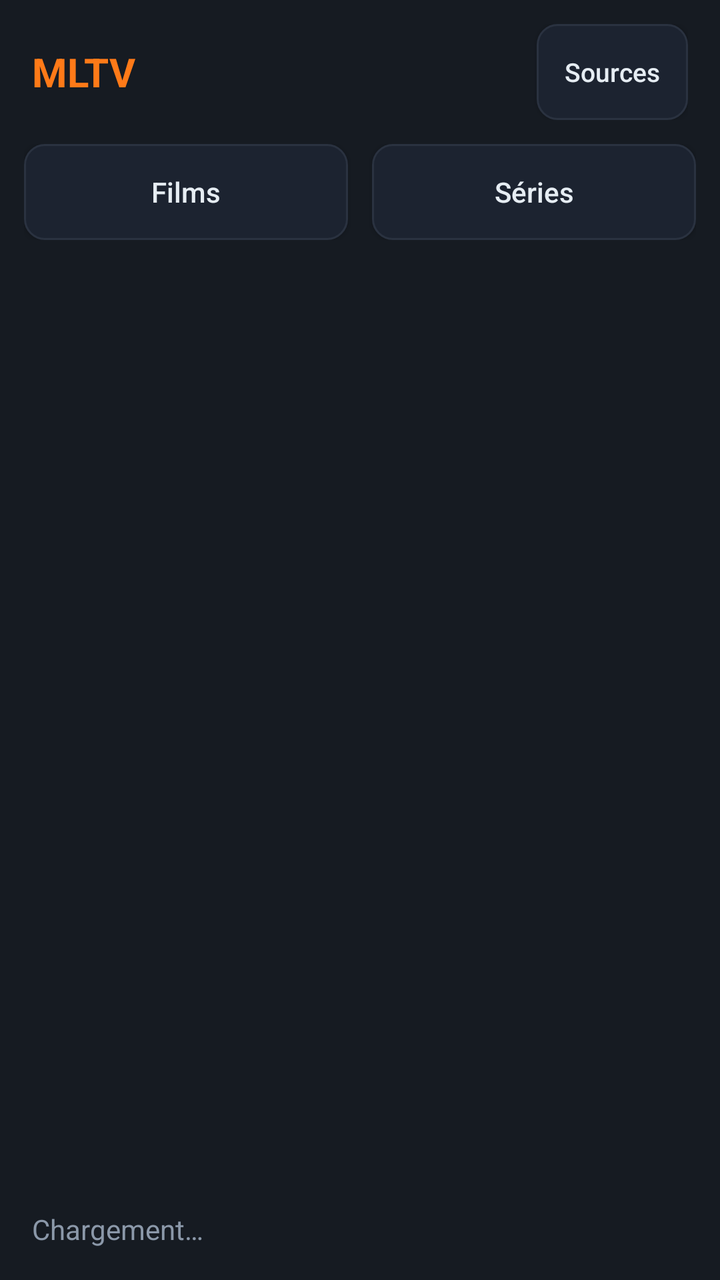
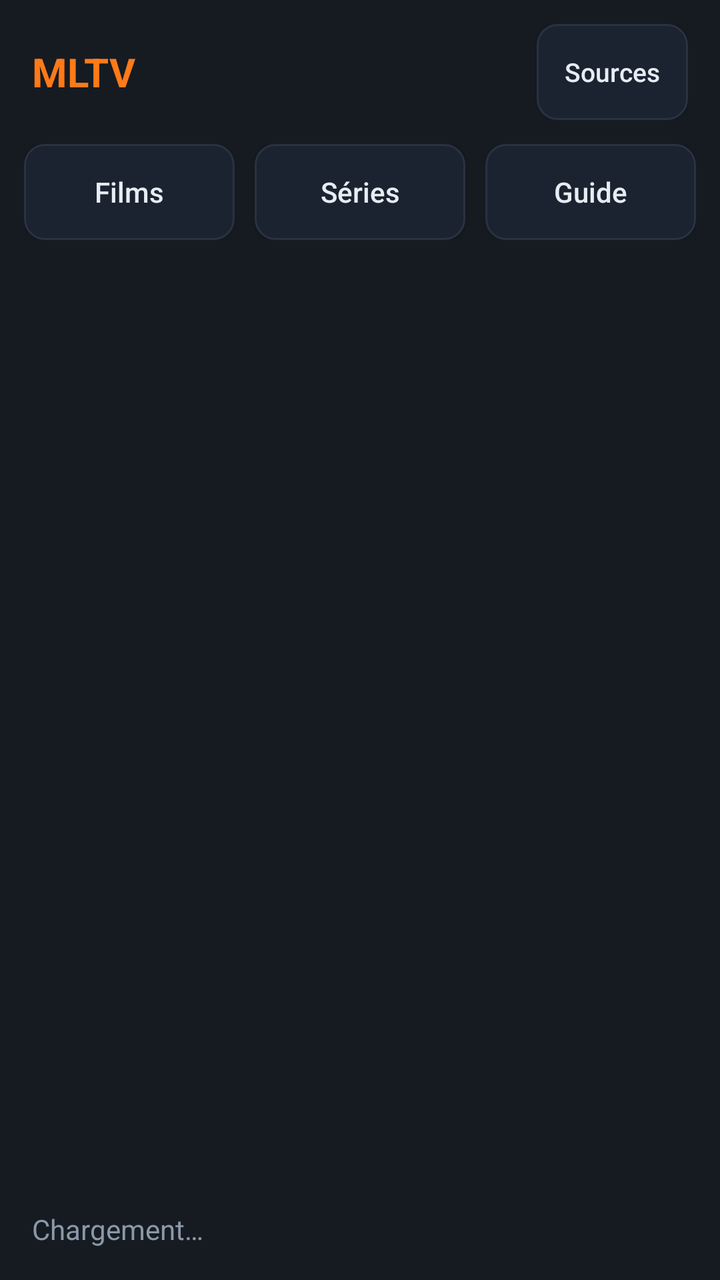

An Android layout rendered at two revisions. The XML below is the earlier revision; the diff shows what the commit changed to produce the second picture.
<!-- AndroidManifest.xml: application theme Theme.MLTV -->
<!-- res/layout/activity_main.xml -->
<?xml version="1.0" encoding="utf-8"?>
<LinearLayout xmlns:android="http://schemas.android.com/apk/res/android"
    android:layout_width="match_parent"
    android:layout_height="match_parent"
    android:orientation="horizontal"
    android:background="@color/bg">

    
    <LinearLayout
        android:layout_width="360dp"
        android:layout_height="match_parent"
        android:orientation="vertical"
        android:background="@color/panel">

        <LinearLayout
            android:layout_width="match_parent"
            android:layout_height="wrap_content"
            android:orientation="horizontal"
            android:gravity="center_vertical"
            android:paddingHorizontal="16dp"
            android:paddingVertical="12dp">

            <TextView
                android:layout_width="0dp"
                android:layout_height="wrap_content"
                android:layout_weight="1"
                android:text="@string/app_name"
                android:textColor="@color/accent"
                android:textSize="20sp"
                android:textStyle="bold" />

            <Button
                android:id="@+id/btn_sources"
                android:layout_width="wrap_content"
                android:layout_height="wrap_content"
                android:background="@drawable/btn_secondary"
                android:text="Sources"
                android:textColor="@color/txt"
                android:textAllCaps="false"
                android:textSize="13sp"
                android:minWidth="0dp"
                android:paddingHorizontal="14dp" />
        </LinearLayout>

        <LinearLayout
            android:layout_width="match_parent"
            android:layout_height="wrap_content"
            android:orientation="horizontal"
            android:paddingHorizontal="12dp"
            android:paddingBottom="8dp">

            <Button
                android:id="@+id/btn_films"
                android:layout_width="0dp"
                android:layout_height="wrap_content"
                android:layout_weight="1"
                android:layout_marginEnd="6dp"
                android:background="@drawable/btn_secondary"
                android:text="Films"
                android:textColor="@color/txt"
                android:textAllCaps="false"
                android:textSize="14sp" />

            <Button
                android:id="@+id/btn_series"
                android:layout_width="0dp"
                android:layout_height="wrap_content"
                android:layout_weight="1"
                android:layout_marginStart="6dp"
                android:background="@drawable/btn_secondary"
                android:text="Séries"
                android:textColor="@color/txt"
                android:textAllCaps="false"
                android:textSize="14sp" />
        </LinearLayout>

        <androidx.recyclerview.widget.RecyclerView
            android:id="@+id/rv_groups"
            android:layout_width="match_parent"
            android:layout_height="wrap_content"
            android:paddingHorizontal="12dp"
            android:paddingBottom="8dp"
            android:clipToPadding="false"
            android:orientation="horizontal"
            android:scrollbars="none" />

        <androidx.recyclerview.widget.RecyclerView
            android:id="@+id/rv_channels"
            android:layout_width="match_parent"
            android:layout_height="0dp"
            android:layout_weight="1"
            android:paddingHorizontal="8dp"
            android:clipToPadding="false"
            android:scrollbars="vertical" />

        <TextView
            android:id="@+id/tv_status"
            android:layout_width="match_parent"
            android:layout_height="wrap_content"
            android:padding="16dp"
            android:text="Chargement…"
            android:textColor="@color/muted"
            android:textSize="14sp" />
    </LinearLayout>

    
    <androidx.media3.ui.PlayerView
        android:id="@+id/player_view"
        android:layout_width="0dp"
        android:layout_height="match_parent"
        android:layout_weight="1"
        android:background="#FF000000"
        app:use_controller="true"
        app:resize_mode="fit"
        xmlns:app="http://schemas.android.com/apk/res-auto" />
</LinearLayout>
<!-- resources referenced by this layout -->
<resources>
  <color name="accent">#FFFF7A18</color>
  <color name="bg">#FF0E1116</color>
  <color name="muted">#FF8B98A9</color>
  <color name="panel">#FF161B22</color>
  <color name="txt">#FFE6EDF3</color>
  <!-- drawable btn_secondary (drawable) -->
  <?xml version="1.0" encoding="utf-8"?>
  <selector xmlns:android="http://schemas.android.com/apk/res/android">
      <item android:state_focused="true">
          <shape android:shape="rectangle">
              <solid android:color="@color/panel2" />
              <stroke android:width="2dp" android:color="@color/accent" />
              <corners android:radius="10dp" />
          </shape>
      </item>
      <item>
          <shape android:shape="rectangle">
              <solid android:color="@color/panel2" />
              <stroke android:width="1dp" android:color="@color/line" />
              <corners android:radius="10dp" />
          </shape>
      </item>
  </selector>
  <string name="app_name">MLTV</string>
  <style name="Theme.MLTV" parent="Theme.AppCompat.NoActionBar">
          <item name="android:windowBackground">@color/bg</item>
          <item name="android:statusBarColor">@color/bg</item>
          <item name="android:colorBackground">@color/bg</item>
      </style>
  <color name="panel2">#FF1C2330</color>
  <color name="line">#FF2A3240</color>
</resources>

<!-- the commit's change to res/layout/activity_main.xml (unified diff, before → after) -->
@@ -66,9 +66,21 @@
                 android:layout_width="0dp"
                 android:layout_height="wrap_content"
                 android:layout_weight="1"
+                android:layout_marginHorizontal="4dp"
+                android:background="@drawable/btn_secondary"
+                android:text="Séries"
+                android:textColor="@color/txt"
+                android:textAllCaps="false"
+                android:textSize="14sp" />
+
+            <Button
+                android:id="@+id/btn_guide"
+                android:layout_width="0dp"
+                android:layout_height="wrap_content"
+                android:layout_weight="1"
                 android:layout_marginStart="6dp"
                 android:background="@drawable/btn_secondary"
-                android:text="Séries"
+                android:text="Guide"
                 android:textColor="@color/txt"
                 android:textAllCaps="false"
                 android:textSize="14sp" />
